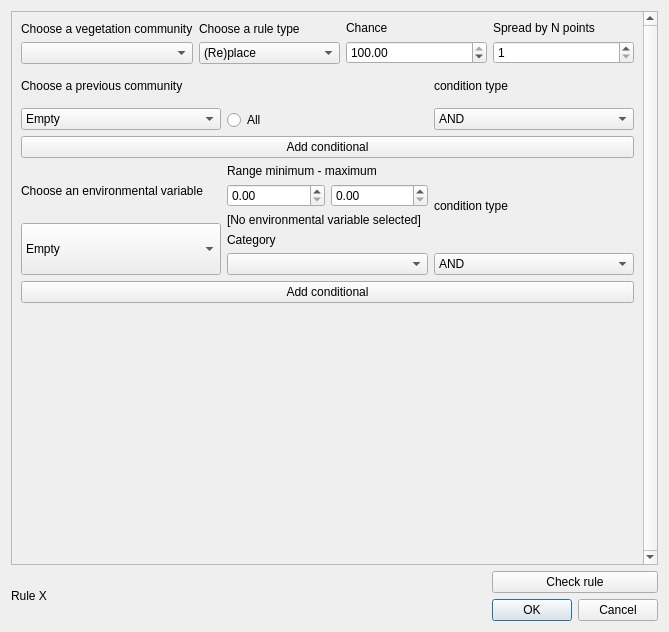
Old version of the form MSA_QGIS_dialog_popup_add_rule.ui in the repository ThyavdBerg/MSA-Q.
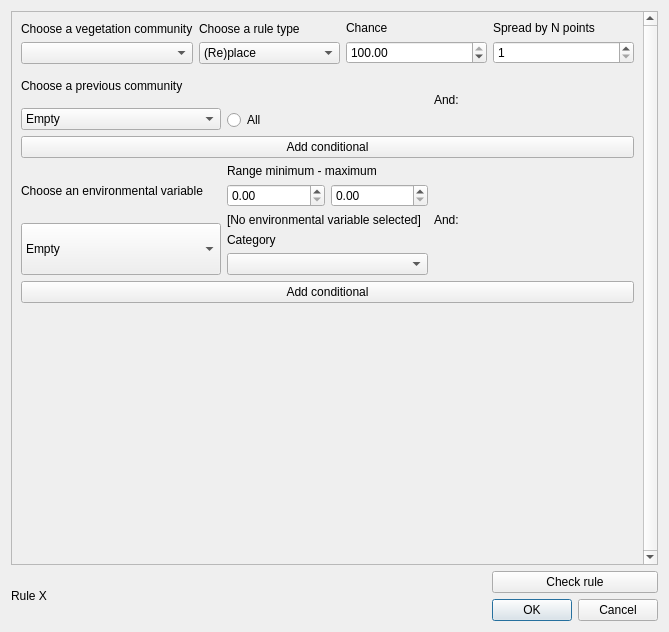
New version of the form.

Commit message: removed option to select OR when creating a rule. First step towards assigning vegetation functional (just 1 basemap layer)

Diff of the .ui file:
```diff
--- a/MSA_QGIS_dialog_popup_add_rule.ui
+++ b/MSA_QGIS_dialog_popup_add_rule.ui
@@ -186,24 +186,10 @@
              <item>
               <widget class="QLabel" name="label_condTypePrevVeg">
                <property name="text">
-                <string>condition type</string>
+                <string>And:</string>
                </property>
               </widget>
              </item>
-             <item>
-              <widget class="QComboBox" name="comboBox_condTypePrevVeg">
-               <item>
-                <property name="text">
-                 <string>AND</string>
-                </property>
-               </item>
-               <item>
-                <property name="text">
-                 <string>OR</string>
-                </property>
-               </item>
-              </widget>
-             </item>
             </layout>
            </item>
           </layout>
@@ -297,24 +283,10 @@
              <item>
               <widget class="QLabel" name="label_condTypeEnvVar">
                <property name="text">
-                <string>condition type</string>
+                <string>And:</string>
                </property>
               </widget>
              </item>
-             <item>
-              <widget class="QComboBox" name="comboBox_condTypeEnvVar">
-               <item>
-                <property name="text">
-                 <string>AND</string>
-                </property>
-               </item>
-               <item>
-                <property name="text">
-                 <string>OR</string>
-                </property>
-               </item>
-              </widget>
-             </item>
             </layout>
            </item>
           </layout>
```
The commit also changes 5 other files.
